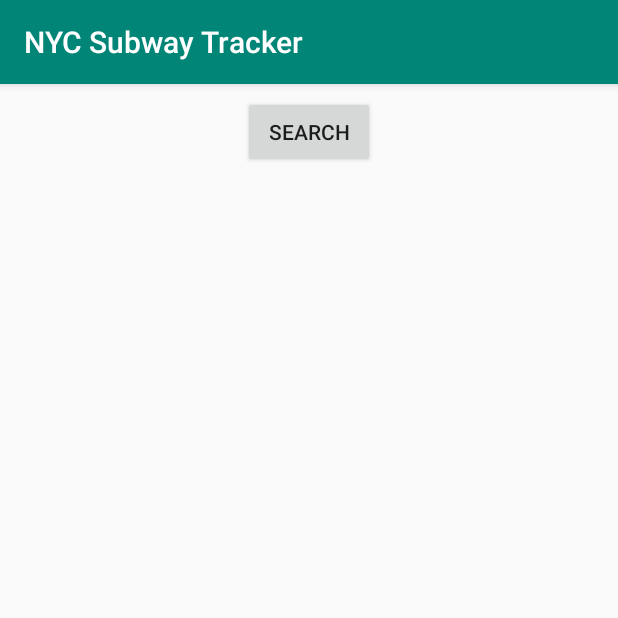
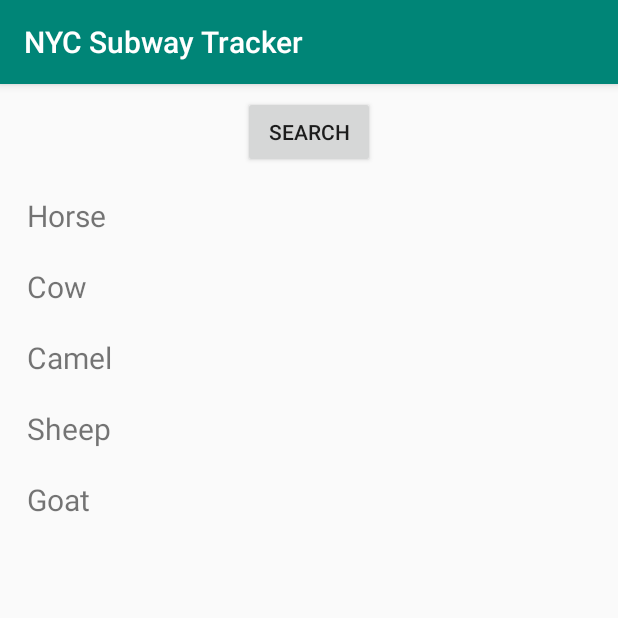
Before and after one commit to cm-jones/nyc-subway-tracker, an Android app: the screen it shows after launch (MainActivity), on a phone screen of 412 x 824 dp, the top half of it. Run offline under Robolectric (Android 15) with nearby library versions, the phone set to English and light mode, and no system bars; our stand-ins replace Volley.

Commit message:
Add RecyclerView functionality

```diff
--- a/app/src/main/java/com/cmjones/subwaytracker/MainActivity.java
+++ b/app/src/main/java/com/cmjones/subwaytracker/MainActivity.java
@@ -2,13 +2,21 @@ package com.cmjones.subwaytracker;
 
 import android.support.v7.app.AppCompatActivity;
 import android.os.Bundle;
+import android.support.v7.widget.LinearLayoutManager;
+import android.support.v7.widget.RecyclerView;
+import android.support.v7.widget.RecyclerView.ViewHolder;
 import android.util.Log;
 import android.view.View;
 import android.widget.Button;
 import android.widget.TextView;
+import android.widget.Adapter;
+import android.widget.AdapterView;
+import android.widget.Toast;
 
 import com.android.volley.RequestQueue;
 import com.android.volley.toolbox.Volley;
+
+import java.util.ArrayList;
 
 /**
  * The application's main activity.
@@ -19,6 +27,12 @@ public class MainActivity extends AppCompatActivity {
 
     /** Request queue for network requests. */
     private RequestQueue requestQueue;
+
+    private RecyclerView recyclerView;
+    private RecyclerView.Adapter adapter;
+    private RecyclerView.LayoutManager layoutManager;
+
+    private Button makeRequest;
 
     /**
      * Run when the main activity comes into view.
@@ -37,12 +51,36 @@ public class MainActivity extends AppCompatActivity {
         /*
          * Set up button handlers.
          */
-        final Button makeRequest = findViewById(R.id.makeRequest);
+        makeRequest = findViewById(R.id.makeRequest);
         makeRequest.setOnClickListener(new View.OnClickListener() {
             @Override
             public void onClick(View v) {
                 Log.d(TAG, "Make request button clicked");
             }
         });
+
+        recyclerView = findViewById(R.id.recyclerView);
+
+        // Layout size does not change with content changes
+        recyclerView.setHasFixedSize(true);
+
+        // Use linear layout manager
+        layoutManager = new LinearLayoutManager(this);
+        recyclerView.setLayoutManager(layoutManager);
+
+        // Data to populate the RecyclerView with
+        ArrayList<String> animalNames = new ArrayList<>();
+        animalNames.add("Horse");
+        animalNames.add("Cow");
+        animalNames.add("Camel");
+        animalNames.add("Sheep");
+        animalNames.add("Goat");
+
+        adapter = new MyAdapter(this, animalNames);
+        recyclerView.setAdapter(adapter);
+
+        // set up the RecyclerView
+        // adapter.setClickListener(this);
+        recyclerView.setAdapter(adapter);
     }
 }
--- /dev/null
+++ b/app/src/main/java/com/cmjones/subwaytracker/MyAdapter.java
@@ -0,0 +1,75 @@
+package com.cmjones.subwaytracker;
+
+import android.content.Context;
+import android.support.v7.widget.RecyclerView;
+import android.view.LayoutInflater;
+import android.view.View;
+import android.view.ViewGroup;
+import android.widget.TextView;
+
+import java.util.List;
+
+public class MyAdapter extends RecyclerView.Adapter<MyAdapter.ViewHolder> {
+
+    private List<String> mData;
+    private LayoutInflater mInflater;
+    private ItemClickListener mClickListener;
+
+    // data is passed into the constructor
+    MyAdapter(Context context, List<String> data) {
+        this.mInflater = LayoutInflater.from(context);
+        this.mData = data;
+    }
+
+    // inflates the row layout from xml when needed
+    @Override
+    public ViewHolder onCreateViewHolder(ViewGroup parent, int viewType) {
+        View view = mInflater.inflate(R.layout.recycler_view_row, parent, false);
+        return new ViewHolder(view);
+    }
+
+    // binds the data to the TextView in each row
+    @Override
+    public void onBindViewHolder(ViewHolder holder, int position) {
+        String animal = mData.get(position);
+        holder.myTextView.setText(animal);
+    }
+
+    // total number of rows
+    @Override
+    public int getItemCount() {
+        return mData.size();
+    }
+
+
+    // stores and recycles views as they are scrolled off screen
+    public class ViewHolder extends RecyclerView.ViewHolder implements View.OnClickListener {
+        TextView myTextView;
+
+        ViewHolder(View itemView) {
+            super(itemView);
+            myTextView = itemView.findViewById(R.id.tvAnimalName);
+            itemView.setOnClickListener(this);
+        }
+
+        @Override
+        public void onClick(View view) {
+            if (mClickListener != null) mClickListener.onItemClick(view, getAdapterPosition());
+        }
+    }
+
+    // convenience method for getting data at click position
+    String getItem(int id) {
+        return mData.get(id);
+    }
+
+    // allows clicks events to be caught
+    void setClickListener(ItemClickListener itemClickListener) {
+        this.mClickListener = itemClickListener;
+    }
+
+    // parent activity will implement this method to respond to click events
+    public interface ItemClickListener {
+        void onItemClick(View view, int position);
+    }
+}
--- a/app/src/main/res/layout/activity_main.xml
+++ b/app/src/main/res/layout/activity_main.xml
@@ -19,4 +19,19 @@
         app:layout_constraintEnd_toEndOf="parent"
         app:layout_constraintStart_toStartOf="parent"
         app:layout_constraintTop_toTopOf="parent" />
+
+    <android.support.v7.widget.RecyclerView
+        android:id="@+id/recyclerView"
+        android:layout_width="0dp"
+        android:layout_height="0dp"
+        android:layout_marginStart="8dp"
+        android:layout_marginLeft="8dp"
+        android:layout_marginTop="8dp"
+        android:layout_marginEnd="8dp"
+        android:layout_marginRight="8dp"
+        android:layout_marginBottom="8dp"
+        app:layout_constraintBottom_toBottomOf="parent"
+        app:layout_constraintEnd_toEndOf="parent"
+        app:layout_constraintStart_toStartOf="parent"
+        app:layout_constraintTop_toBottomOf="@+id/makeRequest" />
 </android.support.constraint.ConstraintLayout>
--- /dev/null
+++ b/app/src/main/res/layout/recycler_view_row.xml
@@ -0,0 +1,15 @@
+<?xml version="1.0" encoding="utf-8"?>
+<LinearLayout
+    xmlns:android="http://schemas.android.com/apk/res/android"
+    android:layout_width="match_parent"
+    android:layout_height="wrap_content"
+    android:orientation="horizontal"
+    android:padding="10dp">
+
+    <TextView
+        android:id="@+id/tvAnimalName"
+        android:layout_width="wrap_content"
+        android:layout_height="wrap_content"
+        android:textSize="20sp"/>
+
+</LinearLayout>
```
